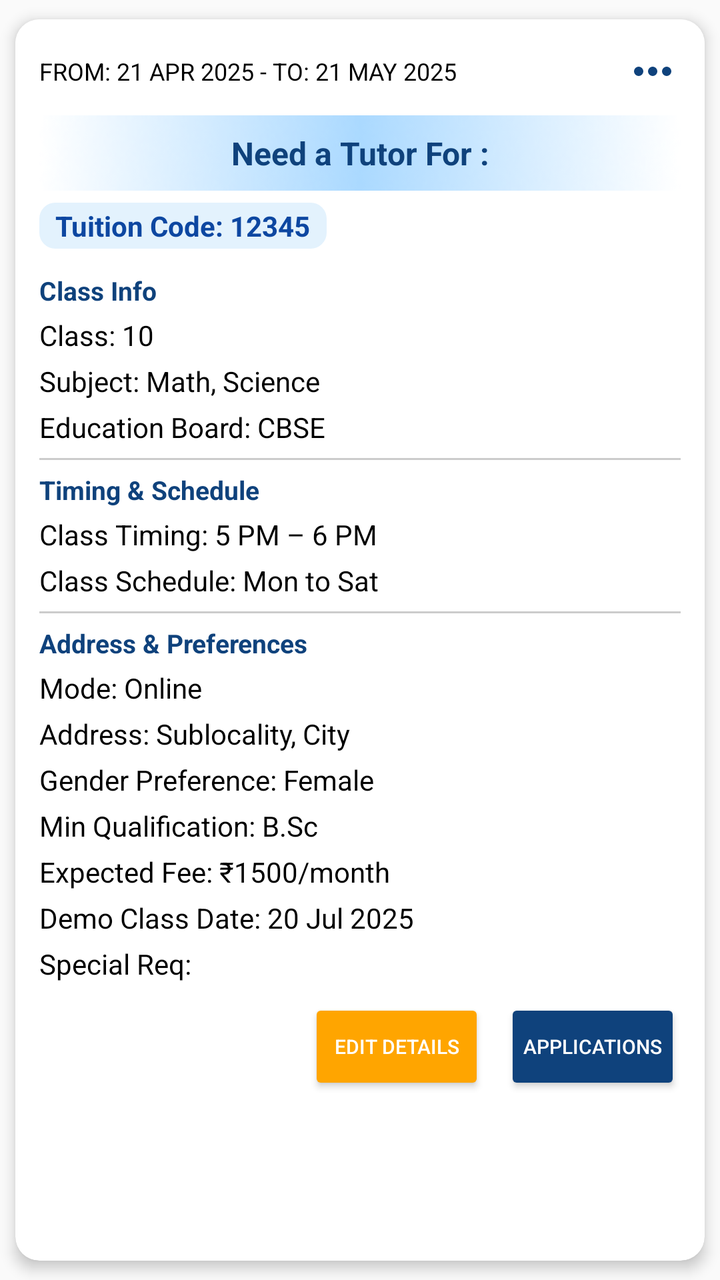
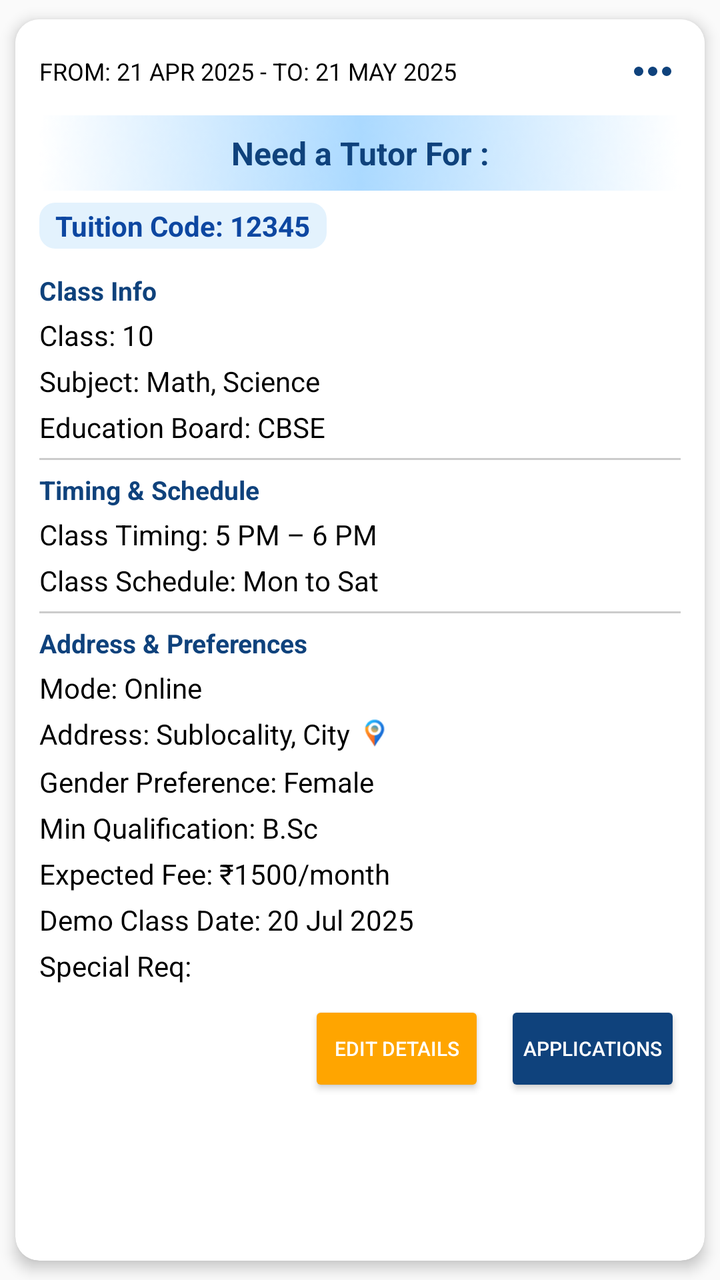

Before-and-after screenshots of an Android layout around one commit, followed by the original layout XML and the change that was made.
<!-- AndroidManifest.xml: application theme Theme.Seekshakcom -->
<!-- res/layout/item_post.xml -->
<?xml version="1.0" encoding="utf-8"?>
<androidx.cardview.widget.CardView
    xmlns:android="http://schemas.android.com/apk/res/android"
    xmlns:app="http://schemas.android.com/apk/res-auto"
    android:id="@+id/post_card"
    android:layout_width="match_parent"
    android:layout_height="wrap_content"
    android:layout_marginBottom="12dp"
    app:cardElevation="4dp"
    app:cardCornerRadius="12dp"
    android:clickable="true"
    android:foreground="?attr/selectableItemBackground"
    app:cardUseCompatPadding="true">

    <LinearLayout
        android:layout_width="match_parent"
        android:layout_height="wrap_content"
        android:background="@color/white"
        android:orientation="vertical"
        android:padding="12dp">

        
        <LinearLayout
            android:layout_width="match_parent"
            android:layout_height="wrap_content"
            android:orientation="horizontal"
            android:gravity="center_vertical">

            <TextView
                android:id="@+id/from_to_date"
                android:layout_width="0dp"
                android:layout_height="wrap_content"
                android:layout_weight="1"
                android:maxLines="1"
                android:text="FROM: 21 APR 2025 - TO: 21 MAY 2025"
                android:textColor="#000000"
                android:textSize="12sp" />

            <ImageButton
                android:id="@+id/moreOptionsButton"
                android:layout_width="wrap_content"
                android:layout_height="wrap_content"
                android:src="@drawable/ic_threedots_hori"
                android:background="?attr/selectableItemBackgroundBorderless"
                android:contentDescription="More options" />
        </LinearLayout>

        
        <TextView
            android:id="@+id/heading"
            android:layout_width="match_parent"
            android:layout_height="wrap_content"
            android:text="Need a Tutor For :"
            android:textAlignment="center"
            android:textStyle="bold"
            android:textSize="16sp"
            android:textColor="#0F427C"
            android:background="@drawable/rectangle_p"
            android:padding="8dp"
            android:layout_marginTop="8dp" />

        <TextView
            android:id="@+id/tuition_Code"
            android:layout_width="wrap_content"
            android:layout_height="wrap_content"
            android:layout_gravity="start"
            android:text="Tuition Code: 12345"
            android:textColor="#0D47A1"
            android:textStyle="bold"
            android:textSize="14sp"
            android:layout_marginTop="6dp"
            android:background="@drawable/tuition_code_bg"
            android:paddingHorizontal="8dp"
            android:paddingVertical="2dp" />

        
        <TextView
            android:layout_width="wrap_content"
            android:layout_height="wrap_content"
            android:text="Class Info"
            android:textStyle="bold"
            android:textSize="13sp"
            android:textColor="#0F427C"
            android:layout_marginTop="12dp" />

        <TextView
            android:id="@+id/class_Details"
            android:layout_width="wrap_content"
            android:layout_height="wrap_content"
            android:text="Class: 10"
            android:textColor="#000000"
            android:textSize="14sp"
            android:layout_marginTop="4dp" />

        <TextView
            android:id="@+id/subject_Details"
            android:layout_width="wrap_content"
            android:layout_height="wrap_content"
            android:text="Subject: Math, Science"
            android:textColor="#000000"
            android:textSize="14sp"
            android:layout_marginTop="4dp" />

        <TextView
            android:id="@+id/board_Details"
            android:layout_width="wrap_content"
            android:layout_height="wrap_content"
            android:text="Education Board: CBSE"
            android:textColor="#000000"
            android:textSize="14sp"
            android:layout_marginTop="4dp" />



        
        <View
            android:layout_width="match_parent"
            android:layout_height="1dp"
            android:layout_marginVertical="6dp"
            android:background="#CCCCCC" />

        
        <TextView
            android:layout_width="wrap_content"
            android:layout_height="wrap_content"
            android:text="Timing &amp; Schedule"
            android:textStyle="bold"
            android:textSize="13sp"
            android:textColor="#0F427C" />


        <TextView
            android:id="@+id/class_Timing"
            android:layout_width="wrap_content"
            android:layout_height="wrap_content"
            android:text="Class Timing: 5 PM – 6 PM"
            android:textColor="#000000"
            android:textSize="14sp"
            android:layout_marginTop="4dp" />

        <TextView
            android:id="@+id/class_Schedule"
            android:layout_width="wrap_content"
            android:layout_height="wrap_content"
            android:text="Class Schedule: Mon to Sat"
            android:textColor="#000000"
            android:textSize="14sp"
            android:layout_marginTop="4dp" />

        
        <View
            android:layout_width="match_parent"
            android:layout_height="1dp"
            android:layout_marginVertical="6dp"
            android:background="#CCCCCC" />

        
        <TextView
            android:layout_width="wrap_content"
            android:layout_height="wrap_content"
            android:text="Address &amp; Preferences"
            android:textStyle="bold"
            android:textSize="13sp"
            android:textColor="#0F427C" />



        <TextView
            android:id="@+id/mode_Of_Class"
            android:layout_width="wrap_content"
            android:layout_height="wrap_content"
            android:text="Mode: Online"
            android:textColor="#000000"
            android:textSize="14sp"
            android:layout_marginTop="4dp" />
        <TextView
            android:id="@+id/location_details"
            android:layout_width="wrap_content"
            android:layout_height="wrap_content"
            android:text="Address: Sublocality, City "
            android:textColor="#000000"
            android:textSize="14sp"
            android:layout_marginTop="4dp" />

        <TextView
            android:id="@+id/gender_Preference"
            android:layout_width="wrap_content"
            android:layout_height="wrap_content"
            android:text="Gender Preference: Female"
            android:textColor="#000000"
            android:textSize="14sp"
            android:layout_marginTop="4dp" />

        <TextView
            android:id="@+id/min_Qualification"
            android:layout_width="wrap_content"
            android:layout_height="wrap_content"
            android:text="Min Qualification: B.Sc"
            android:textColor="#000000"
            android:textSize="14sp"
            android:layout_marginTop="4dp" />

        <TextView
            android:id="@+id/fee_Details"
            android:layout_width="wrap_content"
            android:layout_height="wrap_content"
            android:text="Expected Fee: ₹1500/month"
            android:textColor="#000000"
            android:textSize="14sp"
            android:layout_marginTop="4dp" />

        <TextView
            android:id="@+id/demo_Class_Date"
            android:layout_width="wrap_content"
            android:layout_height="wrap_content"
            android:text="Demo Class Date: 20 Jul 2025"
            android:textColor="#000000"
            android:textSize="14sp"
            android:layout_marginTop="4dp" />

        <TextView
            android:id="@+id/special_Requirement"
            android:layout_width="wrap_content"
            android:layout_height="wrap_content"
            android:text="Special Req: "
            android:textColor="#000000"
            android:textSize="14sp"
            android:layout_marginTop="4dp" />

        
        <LinearLayout
            android:layout_width="match_parent"
            android:layout_height="wrap_content"
            android:orientation="horizontal"
            android:gravity="end"
            android:layout_marginTop="8dp"
            android:layout_marginBottom="4dp">

            <Button
                android:id="@+id/btn_Edit_Details"
                android:layout_width="wrap_content"
                android:layout_height="wrap_content"
                android:text="Edit Details"
                android:backgroundTint="#FFA500"
                android:textColor="#FFFFFF"
                android:textSize="10sp"
                android:paddingHorizontal="8dp" />

            <Space
                android:layout_width="10dp"
                android:layout_height="wrap_content" />

            <Button
                android:id="@+id/btn_total_applications"
                android:layout_width="wrap_content"
                android:layout_height="wrap_content"
                android:text="Applications"
                android:backgroundTint="#0F427C"
                android:textColor="#FFFFFF"
                android:textSize="10sp"
                android:paddingHorizontal="8dp" />
        </LinearLayout>
        
        <LinearLayout
            android:id="@+id/layout_expired_actions"
            android:layout_width="match_parent"
            android:layout_height="wrap_content"
            android:orientation="horizontal"
            android:gravity="center"
            android:visibility="gone"
            android:layout_marginTop="12dp">

            <Button
                android:id="@+id/btn_mark_filled"
                android:layout_width="wrap_content"
                android:layout_height="wrap_content"
                android:text="Mark as Filled"
                android:backgroundTint="#1976D2"
                android:textColor="#FFFFFF"
                android:textSize="12sp"
                android:paddingHorizontal="12dp" />

            <Space
                android:layout_width="12dp"
                android:layout_height="wrap_content" />

            <Button
                android:id="@+id/btn_repost"
                android:layout_width="wrap_content"
                android:layout_height="wrap_content"
                android:text="Repost"
                android:backgroundTint="#388E3C"
                android:textColor="#FFFFFF"
                android:textSize="12sp"
                android:paddingHorizontal="12dp" />
        </LinearLayout>

    </LinearLayout>
</androidx.cardview.widget.CardView>
<!-- resources referenced by this layout -->
<resources>
  <color name="white">#FFFFFFFF</color>
  <!-- drawable ic_threedots_hori (drawable) -->
  <vector xmlns:android="http://schemas.android.com/apk/res/android"
      android:width="28dp"
      android:height="28dp"
      android:viewportWidth="960"
      android:viewportHeight="960">
    <path
        android:pathData="M240,560q-33,0 -56.5,-23.5T160,480q0,-33 23.5,-56.5T240,400q33,0 56.5,23.5T320,480q0,33 -23.5,56.5T240,560ZM480,560q-33,0 -56.5,-23.5T400,480q0,-33 23.5,-56.5T480,400q33,0 56.5,23.5T560,480q0,33 -23.5,56.5T480,560ZM720,560q-33,0 -56.5,-23.5T640,480q0,-33 23.5,-56.5T720,400q33,0 56.5,23.5T800,480q0,33 -23.5,56.5T720,560Z"
        android:fillColor="#0F427C"/>
  </vector>
  <!-- drawable rectangle_p: png bitmap (drawable, 5340 bytes) -->
  <!-- drawable tuition_code_bg (drawable) -->
  <shape xmlns:android="http://schemas.android.com/apk/res/android">
      <solid android:color="#E3F2FD"/>
      <corners android:radius="8dp"/>
  </shape>
  <style name="Theme.Seekshakcom" parent="Theme.AppCompat.Light.NoActionBar">
          
          <item name="colorPrimary">@color/black</item>
          <item name="colorPrimaryDark">@color/purple_700</item>
          <item name="colorAccent">@color/teal_200</item>
      </style>
  <color name="black">#FF000000</color>
  <color name="purple_700">#FF3700B3</color>
  <color name="teal_200">#FF03DAC5</color>
</resources>

<!-- the commit's change to res/layout/item_post.xml (unified diff, before → after) -->
@@ -2,6 +2,7 @@
 <androidx.cardview.widget.CardView
     xmlns:android="http://schemas.android.com/apk/res/android"
     xmlns:app="http://schemas.android.com/apk/res-auto"
+    xmlns:tools="http://schemas.android.com/tools"
     android:id="@+id/post_card"
     android:layout_width="match_parent"
     android:layout_height="wrap_content"
@@ -173,14 +174,46 @@
             android:textColor="#000000"
             android:textSize="14sp"
             android:layout_marginTop="4dp" />
-        <TextView
-            android:id="@+id/location_details"
-            android:layout_width="wrap_content"
-            android:layout_height="wrap_content"
-            android:text="Address: Sublocality, City "
-            android:textColor="#000000"
-            android:textSize="14sp"
-            android:layout_marginTop="4dp" />
+
+        <LinearLayout
+            android:layout_width="wrap_content"
+            android:layout_height="wrap_content"
+            android:orientation="horizontal"
+            android:gravity="clip_horizontal"
+            android:layout_marginTop="4dp">
+
+
+
+
+
+
+
+
+
+            <TextView
+                android:id="@+id/location_details"
+                android:layout_width="wrap_content"
+                android:layout_height="wrap_content"
+                android:text="Address: Sublocality, City"
+                android:textColor="#000000"
+                android:textSize="14sp" />
+
+            <ImageView
+                android:id="@+id/location_icon"
+                android:layout_width="16dp"
+                android:layout_height="20dp"
+                android:src="@drawable/ic_location_pin"
+                android:layout_marginStart="4dp"
+                android:layout_gravity="center_horizontal"
+                android:contentDescription="Location Icon"
+                />
+
+
+
+        </LinearLayout>
+
+
+
 
         <TextView
             android:id="@+id/gender_Preference"
<!-- resource entries referenced after the edit -->
@@ -1,6 +1,7 @@
 <!-- resources referenced by this layout -->
 <resources>
   <color name="white">#FFFFFFFF</color>
+  <!-- drawable ic_location_pin: png bitmap (drawable, 1103 bytes) -->
   <!-- drawable ic_threedots_hori (drawable) -->
   <vector xmlns:android="http://schemas.android.com/apk/res/android"
       android:width="28dp"
